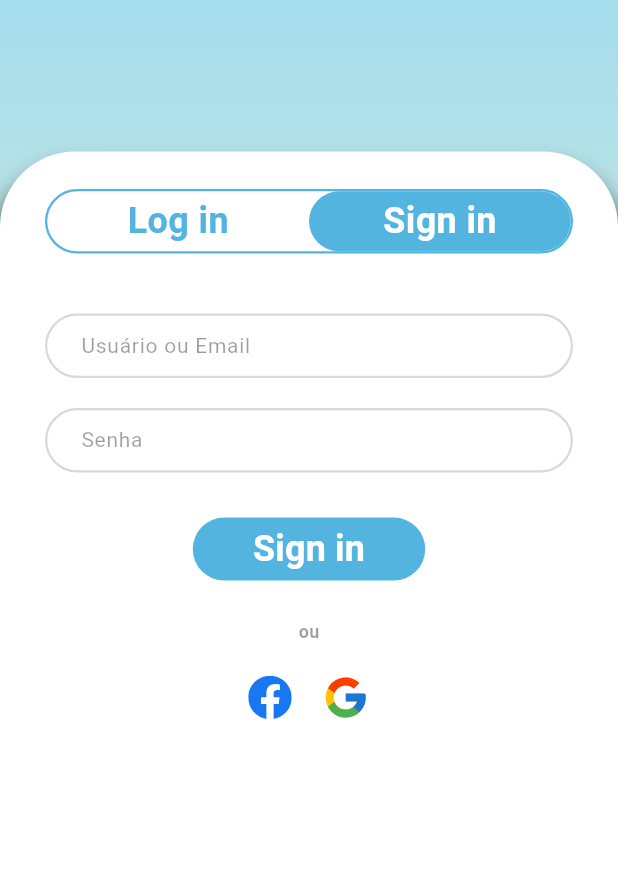
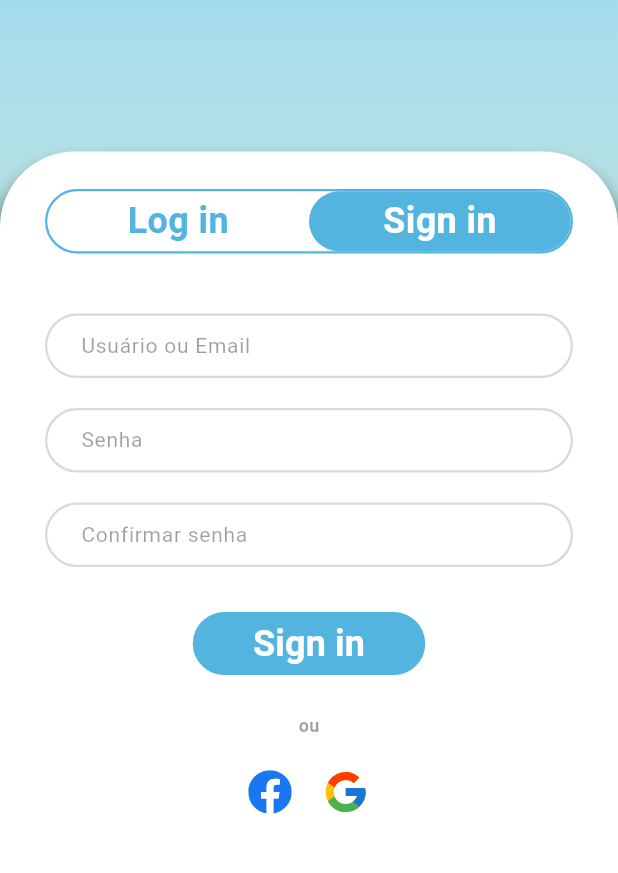
Before and after one commit to esthefanymunizunit/HelthRoutine, a Flutter app: the screen it shows after launch, after a tap on "Sign in", on a phone screen of 412 x 824 dp, the part 281-1154 px from its top. Run offline on Flutter 3.47's test engine with Material 3 defaults, Android fonts, the phone set to English and light mode, and no system bars; our stand-ins replace flutter_svg, google_fonts.

Commit message:
[ADD] Confirmar senha

```diff
--- a/lib/features/login/login_screen.dart
+++ b/lib/features/login/login_screen.dart
@@ -182,6 +182,30 @@ class _LoginScreenState extends State<LoginScreen> {
                               ),
                             ),
 
+                            if(!isLogin) ...[
+                              const SizedBox(height: 20),
+                              SizedBox(
+                                height: 43,
+                                child: TextField(
+                                  obscureText: true,
+                                  style: AppTextStyles.bodyBold.copyWith(color: AppColors.black, fontSize: 14),
+                                  textAlignVertical: TextAlignVertical.center,
+                                  decoration: InputDecoration(
+                                    hintText: 'Confirmar senha',
+                                    hintStyle: AppTextStyles.bodySmall.copyWith(fontSize: 14, color: Colors.black38),
+                                    contentPadding: const EdgeInsets.symmetric(horizontal: 20, vertical: 0),
+                                    enabledBorder: OutlineInputBorder(
+                                      borderRadius: BorderRadius.circular(30),
+                                      borderSide: BorderSide(color: AppColors.black.withValues(alpha: 0.15), width: 1.5),
+                                    ),
+                                  focusedBorder: OutlineInputBorder(
+                                    borderRadius: BorderRadius.circular(30),
+                                      borderSide: const BorderSide(color: primaryActionColor, width: 1.5),
+                                    ),
+                                  ),
+                                ),
+                              ),
+                            ],
                             const SizedBox(height: 30),
 
                             // --- Botão Principal ---
```
